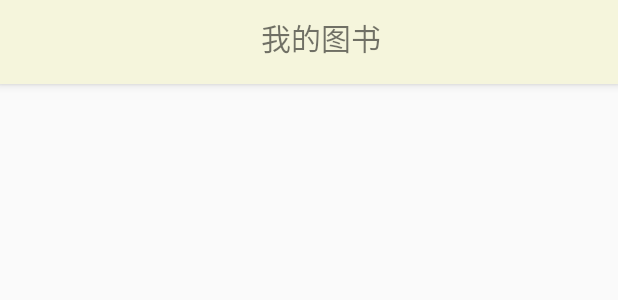
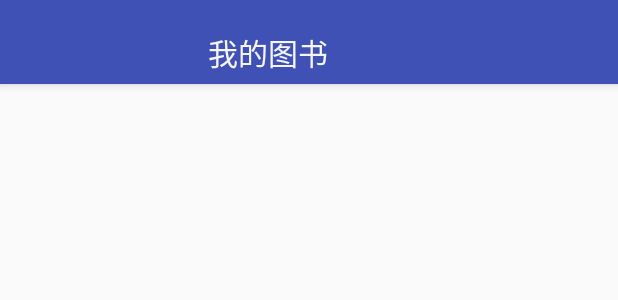
Before and after one commit to Sorrowa/SecondHand, an Android app: the layout activity_my_book.xml on its own in the app's theme, with its tools: preview values and no code run, on a phone screen of 412 x 824 dp. Shown: the top 300 px of the screen. Run offline under Robolectric (Android 15) with nearby library versions, the phone set to English and light mode, and no system bars.

```diff
--- a/app/src/main/res/layout/activity_my_book.xml
+++ b/app/src/main/res/layout/activity_my_book.xml
@@ -10,24 +10,13 @@
         android:layout_width="match_parent"
         android:layout_height="?attr/actionBarSize">
 
-        <android.support.design.widget.CollapsingToolbarLayout
-            android:layout_width="match_parent"
-            android:layout_height="match_parent"
-            app:contentScrim="@color/beige"
-            app:layout_scrollFlags="scroll|exitUntilCollapsed">
-
-            <ImageView
-                android:layout_width="match_parent"
-                android:layout_height="match_parent"
-                android:scaleType="centerCrop"
-                app:layout_collapseMode="parallax"
-                android:background="@color/beige"/>
-
             <android.support.v7.widget.Toolbar
                 android:id="@+id/books_toolbar"
                 android:layout_width="match_parent"
                 android:layout_height="?attr/actionBarSize"
-                app:layout_collapseMode="pin">
+                app:popupTheme="@style/Base.Theme.AppCompat.Light.DarkActionBar"
+                android:layout_marginTop="10dp"
+                app:titleTextColor="@color/whitesmoke">
 
                 <LinearLayout
                     android:layout_width="match_parent"
@@ -39,13 +28,14 @@
                         android:layout_height="match_parent"
                         android:paddingTop="10dp"
                         android:text="我的图书"
+                        android:textColor="@color/whitesmoke"
                         android:textSize="20sp"
+                        android:layout_marginEnd="70dp"
                         android:gravity="center_horizontal"
                         android:layout_gravity="center_horizontal"/>
 
                 </LinearLayout>
             </android.support.v7.widget.Toolbar>
-        </android.support.design.widget.CollapsingToolbarLayout>
     </android.support.design.widget.AppBarLayout>
 
     <android.support.v4.widget.NestedScrollView
```
Also changed, not shown: app/src/main/java/com/example/zhangzihao/secondhand/zzh/View/MyBook.java (+16 -3 lines).
